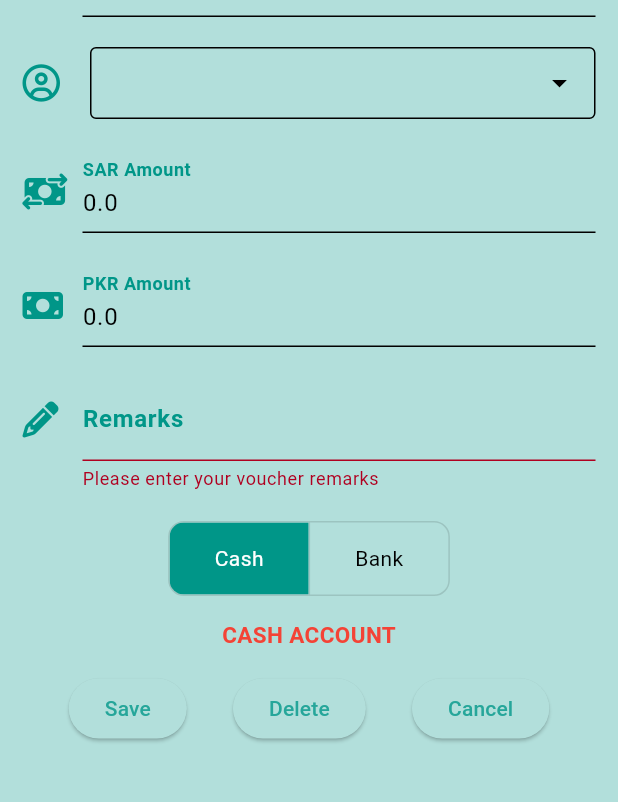
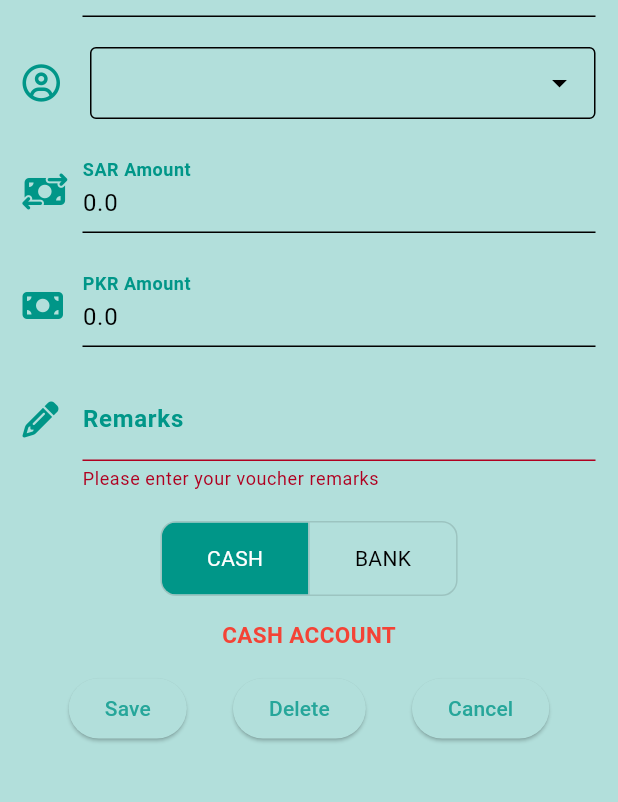
Before and after one commit to qaisershameer/chat_wp, a Flutter app: the VoucherCrvAdd screen opened directly with empty values, after a tap on "Save", on a phone screen of 412 x 824 dp, the part 151-953 px from its top. Run offline on Flutter 3.47's test engine with Material 3 defaults, Android fonts, the phone set to English and light mode, and no system bars; drawn by our look-alikes of dropdown_search; our stand-ins replace cloud_firestore, firebase_auth, firebase_core, flutter_typeahead, font_awesome_flutter, pdf and 2 more; accounts and stored records are empty.

Commit message:
11 Sep Softagics

```diff
--- a/lib/components/my_cash_bank.dart
+++ b/lib/components/my_cash_bank.dart
@@ -3,17 +3,38 @@ import 'package:chat_wp/themes/const.dart';
 import 'package:chat_wp/components/my_account_selection.dart';
 
 class CashBankToggle extends StatefulWidget {
-  const CashBankToggle({super.key});
+  final void Function(int selectedIndex, String? bankId, String? bankName)? onSelectionChanged;
+
+  const CashBankToggle({super.key, this.onSelectionChanged});
 
   @override
   CashBankToggleState createState() => CashBankToggleState();
-
 }
 
 class CashBankToggleState extends State<CashBankToggle> {
   final List<bool> _isSelected = [true, false];
   String userId = kUserId; // Replace with actual user ID
   String type = 'BANK'; // Replace with actual type
+
+  void _handleBankSelection(String bankId, String bankName) {
+    if (widget.onSelectionChanged != null) {
+      widget.onSelectionChanged!(1, bankId, bankName); // 1 indicates BANK is selected
+    }
+  }
+
+  void _showBankDialog() async {
+    final bankSelected = await showBankSelectionDialog(context, userId, type, _handleBankSelection);
+    if (!bankSelected) {
+      setState(() {
+        // Reset toggle button to 'CASH'
+        _isSelected[0] = true;
+        _isSelected[1] = false;
+      });
+      if (widget.onSelectionChanged != null) {
+        widget.onSelectionChanged!(0, null, null); // 0 indicates CASH is selected
+      }
+    }
+  }
 
   @override
   Widget build(BuildContext context) {
@@ -27,7 +48,11 @@ class CashBankToggleState extends State<CashBankToggle> {
             }
 
             if (index == 1) {
-              showBankSelectionDialog(context, userId, type);
+              _showBankDialog();
+            } else {
+              if (widget.onSelectionChanged != null) {
+                widget.onSelectionChanged!(index, null, null);
+              }
             }
           });
         },
@@ -38,11 +63,11 @@ class CashBankToggleState extends State<CashBankToggle> {
         children: const [
           Padding(
             padding: EdgeInsets.symmetric(horizontal: 30.0),
-            child: Text('Cash'),
+            child: Text('CASH'),
           ),
           Padding(
             padding: EdgeInsets.symmetric(horizontal: 30.0),
-            child: Text('Bank'),
+            child: Text('BANK'),
           ),
         ],
       ),
--- a/lib/components/my_list_tile.dart
+++ b/lib/components/my_list_tile.dart
@@ -13,7 +13,7 @@ import 'package:chat_wp/reports/rpt_cash_book.dart';
 import 'package:chat_wp/reports/rpt_trial_bal.dart';
 
 import 'package:chat_wp/models/search_list.dart';
-import 'package:chat_wp/models/ac_search_list.dart';
+// import 'package:chat_wp/models/ac_search_list.dart';
 
 import 'package:chat_wp/pages/logins_chat/blocked_users_page.dart';
 import 'package:chat_wp/pages/logins_chat/crud_page.dart';
--- a/lib/pages/accounts/voucher_crv_add.dart
+++ b/lib/pages/accounts/voucher_crv_add.dart
@@ -45,6 +45,9 @@ class VoucherCrvAddState extends State<VoucherCrvAdd> {
 
   String? _voucherId, _selectedAcId, _selectedAcText;
 
+  String _selectedBankId = ''; // Initialize with an empty string
+  String _selectedBankText = 'CASH ACCOUNT'; // Initialize with default text
+
   final GlobalKey<FormState> _formKeyValue = GlobalKey<FormState>();
 
   final TextEditingController _dateController = TextEditingController();
@@ -66,6 +69,24 @@ class VoucherCrvAddState extends State<VoucherCrvAdd> {
       });
     }
   }
+
+  void _updateSelection(int selectedIndex, String? bankId, String? bankName) {
+    setState(() {
+      if (selectedIndex == 0) {
+        // Handle CASH selection
+        _selectedBankId = '';
+        _selectedBankText = 'CASH ACCOUNT';
+      } else if (selectedIndex == 1) {
+        // Handle BANK selection
+        if (bankId != null && bankName != null) {
+          _selectedBankId = bankId;
+          _selectedBankText = bankName;
+        }
+      }
+      // print('Updated _selectedBankText: $_selectedBankText');
+    });
+  }
+
 
   @override
   void initState() {
@@ -160,7 +181,7 @@ class VoucherCrvAddState extends State<VoucherCrvAdd> {
                 hintText: 'Select Date',
                 labelText: 'Date',
                 labelStyle:
-                TextStyle(color: Colors.teal, fontWeight: FontWeight.bold),
+                    TextStyle(color: Colors.teal, fontWeight: FontWeight.bold),
               ),
               validator: (value) {
                 if (value == null || value.isEmpty) {
@@ -194,16 +215,22 @@ class VoucherCrvAddState extends State<VoucherCrvAdd> {
                         return Center(child: Text('Error: ${snapshot.error}'));
                       }
 
-                      List<DocumentSnapshot> accountList = snapshot.data?.docs ?? [];
+                      List<DocumentSnapshot> accountList =
+                          snapshot.data?.docs ?? [];
 
                       return DropdownSearch<DocumentSnapshot>(
                         items: accountList,
                         itemAsString: (DocumentSnapshot document) {
-                          Map<String, dynamic> data = document.data() as Map<String, dynamic>;
-                          return data['accountName']; // or any other field you want to display
+                          Map<String, dynamic> data =
+                              document.data() as Map<String, dynamic>;
+                          return data[
+                              'accountName']; // or any other field you want to display
                         },
-                        selectedItem: accountList.isNotEmpty && accountList.any((document) => document.id == _selectedAcId)
-                            ? accountList.firstWhere((document) => document.id == _selectedAcId)
+                        selectedItem: accountList.isNotEmpty &&
+                                accountList.any(
+                                    (document) => document.id == _selectedAcId)
+                            ? accountList.firstWhere(
+                                (document) => document.id == _selectedAcId)
                             : null,
                         popupProps: const PopupProps.menu(
                           showSearchBox: true,
@@ -214,7 +241,8 @@ class VoucherCrvAddState extends State<VoucherCrvAdd> {
                           if (document != null) {
                             setState(() {
                               _selectedAcId = document.id;
-                              _selectedAcText = (document.data() as Map<String, dynamic>)['accountName'];
+                              _selectedAcText = (document.data()
+                                  as Map<String, dynamic>)['accountName'];
                             });
                           }
                         },
@@ -230,7 +258,9 @@ class VoucherCrvAddState extends State<VoucherCrvAdd> {
             // SAR Number Text Field
             TextFormField(
               controller: _sarController,
-              onTap: () => _sarController.selection = TextSelection(baseOffset: 0, extentOffset: _sarController.value.text.length),
+              onTap: () => _sarController.selection = TextSelection(
+                  baseOffset: 0,
+                  extentOffset: _sarController.value.text.length),
               decoration: const InputDecoration(
                 icon: Icon(
                   FontAwesomeIcons.moneyBillTransfer,
@@ -239,7 +269,7 @@ class VoucherCrvAddState extends State<VoucherCrvAdd> {
                 hintText: 'Enter SAR amount',
                 labelText: 'SAR Amount',
                 labelStyle:
-                TextStyle(color: Colors.teal, fontWeight: FontWeight.bold),
+                    TextStyle(color: Colors.teal, fontWeight: FontWeight.bold),
               ),
               keyboardType: TextInputType.number,
               validator: (value) {
@@ -257,7 +287,9 @@ class VoucherCrvAddState extends State<VoucherCrvAdd> {
             // PKR Amount Number Text Field
             TextFormField(
               controller: _pkrController,
-              onTap: () => _pkrController.selection = TextSelection(baseOffset: 0, extentOffset: _pkrController.value.text.length),
+              onTap: () => _pkrController.selection = TextSelection(
+                  baseOffset: 0,
+                  extentOffset: _pkrController.value.text.length),
               decoration: const InputDecoration(
                 icon: Icon(
                   FontAwesomeIcons.moneyBill,
@@ -266,7 +298,7 @@ class VoucherCrvAddState extends State<VoucherCrvAdd> {
                 hintText: 'Enter PKR Amount',
                 labelText: 'PKR Amount',
                 labelStyle:
-                TextStyle(color: Colors.teal, fontWeight: FontWeight.bold),
+                    TextStyle(color: Colors.teal, fontWeight: FontWeight.bold),
               ),
               keyboardType: TextInputType.number,
               validator: (value) {
@@ -284,7 +316,9 @@ class VoucherCrvAddState extends State<VoucherCrvAdd> {
             // Remarks Multi Line Text Field
             TextFormField(
               controller: _remarksController,
-              onTap: () => _remarksController.selection = TextSelection(baseOffset: 0, extentOffset: _remarksController.value.text.length),
+              onTap: () => _remarksController.selection = TextSelection(
+                  baseOffset: 0,
+                  extentOffset: _remarksController.value.text.length),
               keyboardType: TextInputType.text,
               decoration: const InputDecoration(
                 icon: Icon(
@@ -294,7 +328,7 @@ class VoucherCrvAddState extends State<VoucherCrvAdd> {
                 hintText: 'Enter Voucher Remarks',
                 labelText: 'Remarks',
                 labelStyle:
-                TextStyle(color: Colors.teal, fontWeight: FontWeight.bold),
+                    TextStyle(color: Colors.teal, fontWeight: FontWeight.bold),
               ),
               validator: (value) {
                 if (value == null || value.isEmpty) {
@@ -310,27 +344,36 @@ class VoucherCrvAddState extends State<VoucherCrvAdd> {
             Center(
               child: Column(
                 children: [
-
                   // First Row with Cash and Bank Buttons
-                  const Row(
+                  Row(
                     mainAxisAlignment: MainAxisAlignment.spaceEvenly,
                     children: [
-                      CashBankToggle(),
-
+                      CashBankToggle(
+                        onSelectionChanged: _updateSelection,
+                      ),
                     ],
                   ),
 
-                  const SizedBox(height: 15.0), // Adding some space between the rows
+                  const SizedBox(
+                      height: 15.0), // Adding some space between the rows
 
                   // Second Row with Show Selected Cash / Bank Account Name
-                  const Row(
+                  Row(
                     mainAxisAlignment: MainAxisAlignment.spaceEvenly,
                     children: [
-                      Center(child: Text('CASH ACCOUNT', style: TextStyle(fontSize: 15.0, color: Colors.red, fontWeight: FontWeight.bold),)),
+                      Center(
+                          child: Text(
+                        _selectedBankText,
+                        style: const TextStyle(
+                            fontSize: 15.0,
+                            color: Colors.red,
+                            fontWeight: FontWeight.bold),
+                      )),
                     ],
                   ),
 
-                  const SizedBox(height: 15.0), // Adding some space between the rows
+                  const SizedBox(
+                      height: 15.0), // Adding some space between the rows
 
                   // Third Row with Save, Delete, Cancel Buttons
                   Row(
@@ -341,46 +384,68 @@ class VoucherCrvAddState extends State<VoucherCrvAdd> {
                         onPressed: () {
                           if (_formKeyValue.currentState!.validate()) {
                             // Convert date string to DateTime
-                            DateTime date = DateFormat('dd-MMM-yyyy').parse(_dateController.text);
+                            DateTime date = DateFormat('dd-MMM-yyyy')
+                                .parse(_dateController.text);
 
                             // Convert string to double
-                            double pkrAmount = double.tryParse(_pkrController.text) ?? 0.0;
-                            double sarAmount = double.tryParse(_sarController.text) ?? 0.0;
+                            double pkrAmount =
+                                double.tryParse(_pkrController.text) ?? 0.0;
+                            double sarAmount =
+                                double.tryParse(_sarController.text) ?? 0.0;
 
                             if (_voucherId == null || _voucherId == '') {
                               _voucher.addVoucher(
-                                  kCPV,
+                                  // _selectedBankId == '' ? kCRV : kJV,
+                                  // date,
+                                  // _remarksController.text,
+                                  // _selectedBankId == '' ? '': _selectedBankId,
+                                  // _selectedAcId!,
+                                  // _selectedBankId == '' ? 0 : pkrAmount,
+                                  // _selectedBankId == '' ? 0 : sarAmount,
+                                  // pkrAmount,
+                                  // sarAmount,
+                                  kCRV,
                                   date,
                                   _remarksController.text,
+                                  '',
                                   _selectedAcId!,
-                                  '',
+                                  0,
+                                  0,
                                   pkrAmount,
                                   sarAmount,
-                                  0,
-                                  0,
                                   kUserId);
                             } else {
                               _voucher.updateVoucher(
                                   _voucherId,
-                                  kCPV,
+                                  // _selectedBankId == '' ? kCRV : kJV,
+                                  // date,
+                                  // _remarksController.text,
+                                  // _selectedBankId == '' ? '': _selectedBankId,
+                                  // _selectedAcId!,
+                                  // _selectedBankId == '' ? 0 : pkrAmount,
+                                  // _selectedBankId == '' ? 0 : sarAmount,
+                                  // pkrAmount,
+                                  // sarAmount,
+                                  kCRV,
                                   date,
                                   _remarksController.text,
+                                  '',
                                   _selectedAcId!,
-                                  '',
+                                  0,
+                                  0,
                                   pkrAmount,
                                   sarAmount,
-                                  0,
-                                  0,
                                   kUserId);
                             }
 
                             const snackBar = SnackBar(
                               content: Text(
-                                'Cash Payment saved successfully!',
+                                'Cash Receipt saved successfully!',
                                 style: TextStyle(color: Colors.teal),
                               ),
                             );
-                            ScaffoldMessenger.of(context).showSnackBar(snackBar);
+                            ScaffoldMessenger.of(context)
+                                .showSnackBar(snackBar);
 
                             _dateController.clear();
                             _pkrController.clear();
@@ -411,7 +476,6 @@ class VoucherCrvAddState extends State<VoucherCrvAdd> {
                       ),
                     ],
                   ),
-
                 ],
               ),
             ),
--- a/lib/services/accounts/area_search.dart
+++ b/lib/services/accounts/area_search.dart
@@ -1,6 +1,6 @@
 import 'package:flutter/material.dart';
 import 'package:chat_wp/models/area.dart';
-import 'package:chat_wp/services/accounts/area_service.dart';
+// import 'package:chat_wp/services/accounts/area_service.dart';
 
 class AreaDropdown extends StatefulWidget {
   const AreaDropdown({super.key});
@@ -10,7 +10,7 @@ class AreaDropdown extends StatefulWidget {
 }
 
 class AreaDropdownState extends State<AreaDropdown> {
-  final AreaService _areaService = AreaService();
+  // final AreaService _areaService = AreaService();
 
   final List<Area> _areas = [];
   Area? _selectedArea;
--- a/lib/services/accounts/search_list.dart
+++ b/lib/services/accounts/search_list.dart
@@ -22,7 +22,7 @@ class _SearchListState extends State<SearchList> {
   ];
 
   late List<Map<String, dynamic>> _foundUsers = [];
-  final TextEditingController _selectedItem = TextEditingController();
+  // final TextEditingController _selectedItem = TextEditingController();
 
   @override
   void initState() {
--- a/lib/services/auth/auth_gate.dart
+++ b/lib/services/auth/auth_gate.dart
@@ -2,7 +2,6 @@ import 'package:chat_wp/pages/accounts/acc_dashboard.dart';
 import 'package:chat_wp/services/auth/login_or_register.dart';
 import 'package:firebase_auth/firebase_auth.dart';
 import 'package:flutter/material.dart';
-import 'package:chat_wp/pages/logins_chat//home_page.dart';
 
 class AuthGate extends StatelessWidget {
   const AuthGate({super.key});
--- a/lib/themes/const.dart
+++ b/lib/themes/const.dart
@@ -13,6 +13,9 @@ import '../../services/auth/auth_service.dart';
   String kCPV = 'CP';
   String kCRV = 'CR';
   String kJV = 'JV';
+
+  String kCash = 'CASH';
+  String kBank = 'BANK';
 
   final DateTime stDate = DateTime(DateTime.now().year, 7, 1);
   final String kStartDate = DateFormat('dd-MMM-yyyy').format(stDate);
--- a/pubspec.yaml
+++ b/pubspec.yaml
@@ -1,7 +1,7 @@
 name: chat_wp
 description: "Chats App PK like WhatsApp Theme. www.qrdpro.com"
 publish_to: 'none' # Remove this line if you wish to publish to pub.dev
-version: 2024.09.10+1
+version: 2024.09.11+1
 
 environment:
   sdk: '>=3.4.4 <4.0.0'
```
Also changed, not shown: lib/components/my_account_selection.dart (+10 -14 lines), lib/models/account_search.dart (+4 -4 lines), lib/reports/rpt_ac_ledger.dart (+11 -11 lines), lib/reports/rpt_cash_book.dart (+5 -5 lines), lib/services/accounts/ac_voucher_service.dart (+3 -9 lines), lib/services/accounts/search_list2.dart (+12 -12 lines).
